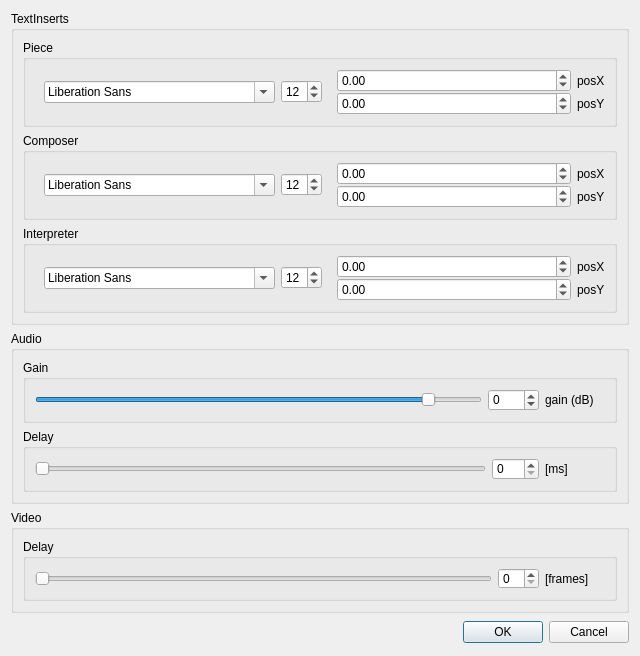
Old version of the form gui/UIs/streamcontrols.ui in the repository iem-projects/striem.
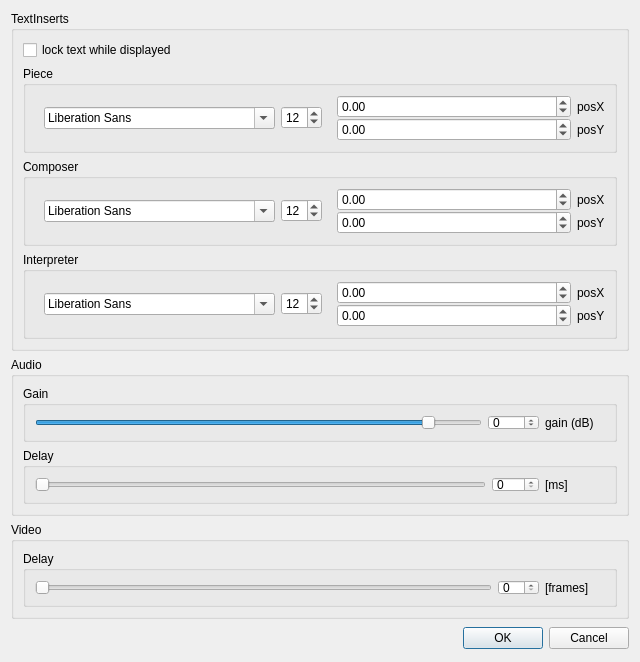
New version of the form.

Commit message:
checkbutton to lock text-editor fields
Closes https://github.com/iem-projects/striem/issues/13

Patch:
```diff
--- a/gui/UIs/streamcontrols.ui
+++ b/gui/UIs/streamcontrols.ui
@@ -26,6 +26,13 @@
       <string>TextInserts</string>
      </property>
      <layout class="QVBoxLayout" name="verticalLayout_4">
+      <item>
+       <widget class="QCheckBox" name="textLock">
+        <property name="text">
+         <string>lock text while displayed</string>
+        </property>
+       </widget>
+      </item>
       <item>
        <widget class="QGroupBox" name="pieceBox">
         <property name="sizePolicy">
```
The commit also changes 1 other file.
